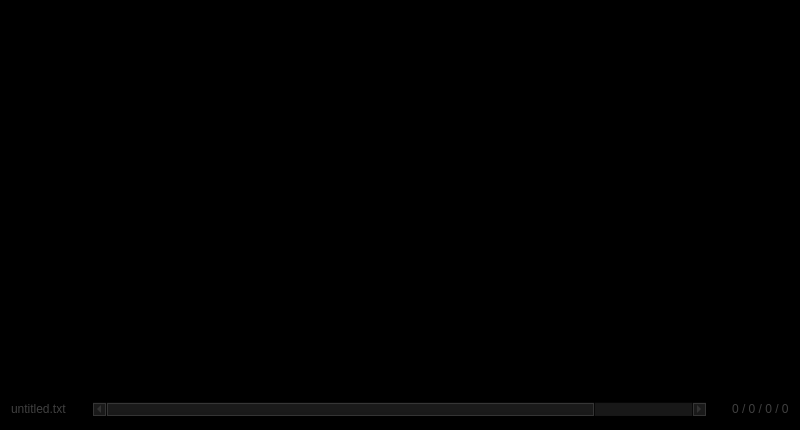
Above: ui/textroom.ui from ShadowIce/textroom before the change. Below: the same form after it.
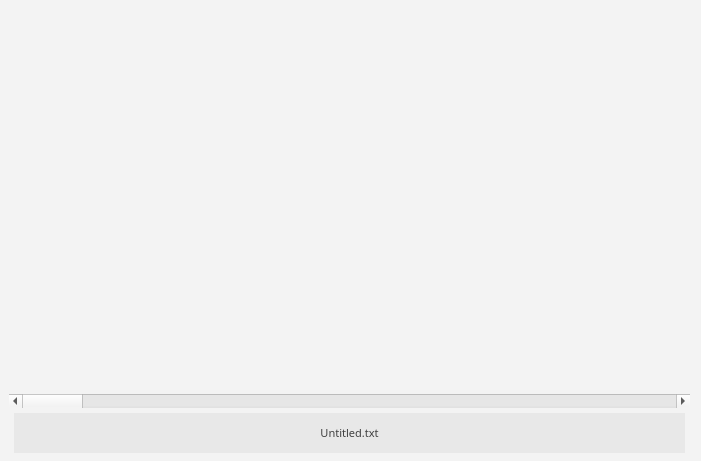
That is the form after the change.

Diff of the .ui file:
```diff
--- a/ui/textroom.ui
+++ b/ui/textroom.ui
@@ -5,8 +5,8 @@
    <rect>
     <x>0</x>
     <y>0</y>
-    <width>800</width>
-    <height>430</height>
+    <width>701</width>
+    <height>461</height>
    </rect>
   </property>
   <property name="palette" >
@@ -24,9 +24,9 @@
      <colorrole role="Window" >
       <brush brushstyle="SolidPattern" >
        <color alpha="255" >
-        <red>0</red>
-        <green>0</green>
-        <blue>0</blue>
+        <red>243</red>
+        <green>243</green>
+        <blue>243</blue>
        </color>
       </brush>
      </colorrole>
@@ -44,9 +44,9 @@
      <colorrole role="Window" >
       <brush brushstyle="SolidPattern" >
        <color alpha="255" >
-        <red>0</red>
-        <green>0</green>
-        <blue>0</blue>
+        <red>243</red>
+        <green>243</green>
+        <blue>243</blue>
        </color>
       </brush>
      </colorrole>
@@ -55,24 +55,29 @@
      <colorrole role="Base" >
       <brush brushstyle="SolidPattern" >
        <color alpha="255" >
-        <red>0</red>
-        <green>0</green>
-        <blue>0</blue>
+        <red>243</red>
+        <green>243</green>
+        <blue>243</blue>
        </color>
       </brush>
      </colorrole>
      <colorrole role="Window" >
       <brush brushstyle="SolidPattern" >
        <color alpha="255" >
-        <red>0</red>
-        <green>0</green>
-        <blue>0</blue>
+        <red>243</red>
+        <green>243</green>
+        <blue>243</blue>
        </color>
       </brush>
      </colorrole>
     </disabled>
    </palette>
   </property>
+  <property name="font" >
+   <font>
+    <pointsize>10</pointsize>
+   </font>
+  </property>
   <property name="windowTitle" >
    <string>TextRoom</string>
   </property>
@@ -80,39 +85,60 @@
    <bool>true</bool>
   </property>
   <layout class="QVBoxLayout" >
+   <property name="spacing" >
+    <number>0</number>
+   </property>
+   <property name="leftMargin" >
+    <number>9</number>
+   </property>
+   <property name="topMargin" >
+    <number>9</number>
+   </property>
+   <property name="bottomMargin" >
+    <number>3</number>
+   </property>
+   <item>
+    <spacer name="topSpacer" >
+     <property name="orientation" >
+      <enum>Qt::Vertical</enum>
+     </property>
+     <property name="sizeHint" stdset="0" >
+      <size>
+       <width>20</width>
+       <height>0</height>
+      </size>
+     </property>
+    </spacer>
+   </item>
    <item>
     <layout class="QHBoxLayout" >
      <property name="spacing" >
       <number>0</number>
      </property>
-     <item>
-      <spacer>
-       <property name="orientation" >
-        <enum>Qt::Horizontal</enum>
-       </property>
-       <property name="sizeType" >
-        <enum>QSizePolicy::Minimum</enum>
-       </property>
-       <property name="sizeHint" >
-        <size>
-         <width>150</width>
-         <height>20</height>
-        </size>
-       </property>
-      </spacer>
-     </item>
      <item>
       <widget class="QTextEdit" name="textEdit" >
+       <property name="sizePolicy" >
+        <sizepolicy vsizetype="Expanding" hsizetype="Expanding" >
+         <horstretch>0</horstretch>
+         <verstretch>0</verstretch>
+        </sizepolicy>
+       </property>
        <property name="minimumSize" >
         <size>
          <width>320</width>
-         <height>0</height>
+         <height>360</height>
         </size>
        </property>
        <property name="maximumSize" >
         <size>
-         <width>640</width>
-         <height>16777215</height>
+         <width>3000</width>
+         <height>3000</height>
+        </size>
+       </property>
+       <property name="sizeIncrement" >
+        <size>
+         <width>1</width>
+         <height>1</height>
         </size>
        </property>
        <property name="baseSize" >
@@ -186,7 +212,10 @@
         </palette>
        </property>
        <property name="font" >
-        <font/>
+        <font>
+         <family>Monospace</family>
+         <pointsize>11</pointsize>
+        </font>
        </property>
        <property name="contextMenuPolicy" >
         <enum>Qt::DefaultContextMenu</enum>
@@ -194,6 +223,12 @@
        <property name="autoFillBackground" >
         <bool>true</bool>
        </property>
+       <property name="styleSheet" >
+        <string notr="true" />
+       </property>
+       <property name="locale" >
+        <locale country="UnitedStates" language="English" />
+       </property>
        <property name="frameShape" >
         <enum>QFrame::NoFrame</enum>
        </property>
@@ -210,7 +245,7 @@
         <enum>Qt::ScrollBarAlwaysOff</enum>
        </property>
        <property name="horizontalScrollBarPolicy" >
-        <enum>Qt::ScrollBarAsNeeded</enum>
+        <enum>Qt::ScrollBarAlwaysOff</enum>
        </property>
        <property name="autoFormatting" >
         <set>QTextEdit::AutoNone</set>
@@ -219,10 +254,11 @@
         <enum>QTextEdit::WidgetWidth</enum>
        </property>
        <property name="html" >
-        <string>&lt;html>&lt;head>&lt;meta name="qrichtext" content="1" />&lt;style type="text/css">
+        <string>&lt;!DOCTYPE HTML PUBLIC "-//W3C//DTD HTML 4.0//EN" "http://www.w3.org/TR/REC-html40/strict.dtd">
+&lt;html>&lt;head>&lt;meta name="qrichtext" content="1" />&lt;style type="text/css">
 p, li { white-space: pre-wrap; }
-&lt;/style>&lt;/head>&lt;body style=" font-family:'Tahoma'; font-size:10pt; font-weight:400; font-style:normal;">
-&lt;p style="-qt-paragraph-type:empty; margin-top:0px; margin-bottom:0px; margin-left:0px; margin-right:0px; -qt-block-indent:0; text-indent:0px; font-family:'Monospace';">&lt;/p>&lt;/body>&lt;/html></string>
+&lt;/style>&lt;/head>&lt;body style=" font-family:'Monospace'; font-size:11pt; font-weight:400; font-style:normal;">
+&lt;p style="-qt-paragraph-type:empty; margin-top:0px; margin-bottom:0px; margin-left:0px; margin-right:0px; -qt-block-indent:0; text-indent:0px; font-family:'Sans Serif'; font-size:9pt;">&lt;/p>&lt;/body>&lt;/html></string>
        </property>
        <property name="tabStopWidth" >
         <number>50</number>
@@ -235,265 +271,168 @@
        </property>
       </widget>
      </item>
-     <item>
-      <spacer>
-       <property name="orientation" >
-        <enum>Qt::Horizontal</enum>
-       </property>
-       <property name="sizeType" >
-        <enum>QSizePolicy::Minimum</enum>
-       </property>
-       <property name="sizeHint" >
-        <size>
-         <width>150</width>
-         <height>20</height>
-        </size>
-       </property>
-      </spacer>
-     </item>
     </layout>
    </item>
+   <item>
+    <spacer name="bottomSpacer" >
+     <property name="orientation" >
+      <enum>Qt::Vertical</enum>
+     </property>
+     <property name="sizeHint" stdset="0" >
+      <size>
+       <width>20</width>
+       <height>0</height>
+      </size>
+     </property>
+    </spacer>
+   </item>
+   <item>
+    <widget class="QScrollBar" name="horizontalSlider" >
+     <property name="orientation" >
+      <enum>Qt::Horizontal</enum>
+     </property>
+    </widget>
+   </item>
    <item>
     <layout class="QHBoxLayout" >
-     <item>
-      <widget class="QLabel" name="label" >
-       <property name="palette" >
-        <palette>
-         <active>
-          <colorrole role="WindowText" >
-           <brush brushstyle="SolidPattern" >
-            <color alpha="255" >
-             <red>64</red>
-             <green>64</green>
-             <blue>64</blue>
-            </color>
-           </brush>
-          </colorrole>
-          <colorrole role="Base" >
-           <brush brushstyle="SolidPattern" >
-            <color alpha="255" >
-             <red>0</red>
-             <green>0</green>
-             <blue>0</blue>
-            </color>
-           </brush>
-          </colorrole>
-         </active>
-         <inactive>
-          <colorrole role="WindowText" >
-           <brush brushstyle="SolidPattern" >
-            <color alpha="255" >
-             <red>64</red>
-             <green>64</green>
-             <blue>64</blue>
-            </color>
-           </brush>
-          </colorrole>
-          <colorrole role="Base" >
-           <brush brushstyle="SolidPattern" >
-            <color alpha="255" >
-             <red>0</red>
-             <green>0</green>
-             <blue>0</blue>
-            </color>
-           </brush>
-          </colorrole>
-         </inactive>
-         <disabled>
-          <colorrole role="WindowText" >
-           <brush brushstyle="SolidPattern" >
-            <color alpha="255" >
-             <red>128</red>
-             <green>128</green>
-             <blue>128</blue>
-            </color>
-           </brush>
-          </colorrole>
-          <colorrole role="Base" >
-           <brush brushstyle="SolidPattern" >
-            <color alpha="255" >
-             <red>0</red>
-             <green>0</green>
-             <blue>0</blue>
-            </color>
-           </brush>
-          </colorrole>
-         </disabled>
-        </palette>
-       </property>
-       <property name="font" >
-        <font/>
-       </property>
-       <property name="autoFillBackground" >
-        <bool>true</bool>
-       </property>
-       <property name="text" >
-        <string>untitled.txt</string>
-       </property>
-      </widget>
-     </item>
-     <item>
-      <spacer>
-       <property name="orientation" >
-        <enum>Qt::Horizontal</enum>
-       </property>
-       <property name="sizeType" >
-        <enum>QSizePolicy::MinimumExpanding</enum>
-       </property>
-       <property name="sizeHint" >
-        <size>
-         <width>20</width>
-         <height>20</height>
-        </size>
-       </property>
-      </spacer>
-     </item>
-     <item>
-      <widget class="QScrollBar" name="horizontalSlider" >
-       <property name="sizePolicy" >
-        <sizepolicy vsizetype="Fixed" hsizetype="Expanding" >
-         <horstretch>224</horstretch>
-         <verstretch>0</verstretch>
-        </sizepolicy>
-       </property>
-       <property name="minimumSize" >
-        <size>
-         <width>320</width>
-         <height>0</height>
-        </size>
-       </property>
-       <property name="maximumSize" >
-        <size>
-         <width>16777215</width>
-         <height>16777215</height>
-        </size>
-       </property>
-       <property name="palette" >
-        <palette>
-         <active>
-          <colorrole role="WindowText" >
-           <brush brushstyle="SolidPattern" >
-            <color alpha="255" >
-             <red>64</red>
-             <green>64</green>
-             <blue>64</blue>
-            </color>
-           </brush>
-          </colorrole>
-          <colorrole role="Button" >
-           <brush brushstyle="SolidPattern" >
-            <color alpha="255" >
-             <red>20</red>
-             <green>20</green>
-             <blue>20</blue>
-            </color>
-           </brush>
-          </colorrole>
-          <colorrole role="Base" >
-           <brush brushstyle="SolidPattern" >
-            <color alpha="255" >
-             <red>0</red>
-             <green>0</green>
-             <blue>0</blue>
-            </color>
-           </brush>
-          </colorrole>
-         </active>
-         <inactive>
-          <colorrole role="WindowText" >
-           <brush brushstyle="SolidPattern" >
-            <color alpha="255" >
-             <red>64</red>
-             <green>64</green>
-             <blue>64</blue>
-            </color>
-           </brush>
-          </colorrole>
-          <colorrole role="Button" >
-           <brush brushstyle="SolidPattern" >
-            <color alpha="255" >
-             <red>20</red>
-             <green>20</green>
-             <blue>20</blue>
-            </color>
-           </brush>
-          </colorrole>
-          <colorrole role="Base" >
-           <brush brushstyle="SolidPattern" >
-            <color alpha="255" >
-             <red>0</red>
-             <green>0</green>
-             <blue>0</blue>
-            </color>
-           </brush>
-          </colorrole>
-         </inactive>
-         <disabled>
-          <colorrole role="WindowText" >
-           <brush brushstyle="SolidPattern" >
-            <color alpha="255" >
-             <red>128</red>
-             <green>128</green>
-             <blue>128</blue>
-            </color>
-           </brush>
-          </colorrole>
-          <colorrole role="Button" >
-           <brush brushstyle="SolidPattern" >
-            <color alpha="255" >
-             <red>20</red>
-             <green>20</green>
-             <blue>20</blue>
-            </color>
-           </brush>
-          </colorrole>
-          <colorrole role="Base" >
-           <brush brushstyle="SolidPattern" >
-            <color alpha="255" >
-             <red>64</red>
-             <green>64</green>
-             <blue>64</blue>
-            </color>
-           </brush>
-          </colorrole>
-         </disabled>
-        </palette>
-       </property>
-       <property name="autoFillBackground" >
-        <bool>false</bool>
-       </property>
-       <property name="maximum" >
-        <number>2</number>
-       </property>
-       <property name="singleStep" >
-        <number>20</number>
-       </property>
-       <property name="orientation" >
-        <enum>Qt::Horizontal</enum>
-       </property>
-      </widget>
-     </item>
-     <item>
-      <spacer>
-       <property name="orientation" >
-        <enum>Qt::Horizontal</enum>
-       </property>
-       <property name="sizeType" >
-        <enum>QSizePolicy::MinimumExpanding</enum>
-       </property>
-       <property name="sizeHint" >
-        <size>
-         <width>20</width>
-         <height>20</height>
-        </size>
-       </property>
-      </spacer>
-     </item>
+     <property name="spacing" >
+      <number>0</number>
+     </property>
+     <property name="sizeConstraint" >
+      <enum>QLayout::SetDefaultConstraint</enum>
+     </property>
+     <property name="margin" >
+      <number>5</number>
+     </property>
      <item>
       <widget class="QLabel" name="statsLabel" >
+       <property name="minimumSize" >
+        <size>
+         <width>0</width>
+         <height>40</height>
+        </size>
+       </property>
+       <property name="maximumSize" >
+        <size>
+         <width>16777215</width>
+         <height>40</height>
+        </size>
+       </property>
        <property name="palette" >
         <palette>
          <active>
+          <colorrole role="Base" >
+           <brush brushstyle="SolidPattern" >
+            <color alpha="255" >
+             <red>255</red>
+             <green>255</green>
+             <blue>255</blue>
+            </color>
+           </brush>
+          </colorrole>
+          <colorrole role="Window" >
+           <brush brushstyle="SolidPattern" >
+            <color alpha="255" >
+             <red>232</red>
+             <green>232</green>
+             <blue>232</blue>
+            </color>
+           </brush>
+          </colorrole>
+         </active>
+         <inactive>
+          <colorrole role="Base" >
+           <brush brushstyle="SolidPattern" >
+            <color alpha="255" >
+             <red>255</red>
+             <green>255</green>
+             <blue>255</blue>
+            </color>
+           </brush>
+          </colorrole>
+          <colorrole role="Window" >
+           <brush brushstyle="SolidPattern" >
+            <color alpha="255" >
+             <red>232</red>
+             <green>232</green>
+             <blue>232</blue>
+            </color>
+           </brush>
+          </colorrole>
+         </inactive>
+         <disabled>
+          <colorrole role="Base" >
+           <brush brushstyle="SolidPattern" >
+            <color alpha="255" >
+             <red>232</red>
+             <green>232</green>
+             <blue>232</blue>
+            </color>
+           </brush>
+          </colorrole>
+          <colorrole role="Window" >
+           <brush brushstyle="SolidPattern" >
+            <color alpha="255" >
+             <red>232</red>
+             <green>232</green>
+             <blue>232</blue>
+            </color>
+           </brush>
+          </colorrole>
+         </disabled>
+        </palette>
+       </property>
+       <property name="font" >
+        <font>
+         <pointsize>8</pointsize>
+        </font>
+       </property>
+       <property name="autoFillBackground" >
+        <bool>true</bool>
+       </property>
+       <property name="styleSheet" >
+        <string notr="true" />
+       </property>
+       <property name="locale" >
+        <locale country="UnitedStates" language="English" />
+       </property>
+       <property name="frameShape" >
+        <enum>QFrame::Panel</enum>
+       </property>
+       <property name="frameShadow" >
+        <enum>QFrame::Plain</enum>
+       </property>
+       <property name="lineWidth" >
+        <number>0</number>
+       </property>
+       <property name="text" >
+        <string/>
+       </property>
+       <property name="alignment" >
+        <set>Qt::AlignLeading|Qt::AlignLeft|Qt::AlignVCenter</set>
+       </property>
+       <property name="margin" >
+        <number>10</number>
+       </property>
+      </widget>
+     </item>
+     <item>
+      <widget class="QLabel" name="label" >
+       <property name="minimumSize" >
+        <size>
+         <width>0</width>
+         <height>40</height>
+        </size>
+       </property>
+       <property name="maximumSize" >
+        <size>
+         <width>16777215</width>
+         <height>40</height>
+        </size>
+       </property>
+       <property name="palette" >
+        <palette>
+         <active>
           <colorrole role="WindowText" >
            <brush brushstyle="SolidPattern" >
             <color alpha="255" >
@@ -512,6 +451,15 @@
             </color>
            </brush>
           </colorrole>
+          <colorrole role="Window" >
+           <brush brushstyle="SolidPattern" >
+            <color alpha="255" >
+             <red>232</red>
+             <green>232</green>
+             <blue>232</blue>
+            </color>
+           </brush>
+          </colorrole>
          </active>
          <inactive>
           <colorrole role="WindowText" >
@@ -532,6 +480,15 @@
             </color>
            </brush>
           </colorrole>
+          <colorrole role="Window" >
+           <brush brushstyle="SolidPattern" >
+            <color alpha="255" >
+             <red>232</red>
+             <green>232</green>
+             <blue>232</blue>
+            </color>
+           </brush>
+          </colorrole>
          </inactive>
          <disabled>
           <colorrole role="WindowText" >
@@ -552,11 +509,157 @@
             </color>
            </brush>
           </colorrole>
+          <colorrole role="Window" >
+           <brush brushstyle="SolidPattern" >
+            <color alpha="255" >
+             <red>232</red>
+             <green>232</green>
+             <blue>232</blue>
+            </color>
+           </brush>
+          </colorrole>
          </disabled>
         </palette>
        </property>
        <property name="font" >
-        <font/>
+        <font>
+         <family>Sans Serif</family>
+         <pointsize>8</pointsize>
+        </font>
+       </property>
+       <property name="autoFillBackground" >
+        <bool>true</bool>
+       </property>
+       <property name="styleSheet" >
+        <string notr="true" />
+       </property>
+       <property name="frameShape" >
+        <enum>QFrame::Panel</enum>
+       </property>
+       <property name="lineWidth" >
+        <number>0</number>
+       </property>
+       <property name="text" >
+        <string>Untitled.txt</string>
+       </property>
+       <property name="alignment" >
+        <set>Qt::AlignCenter</set>
+       </property>
+       <property name="margin" >
+        <number>10</number>
+       </property>
+      </widget>
+     </item>
+     <item>
+      <widget class="QLabel" name="deadlineLabel" >
+       <property name="minimumSize" >
+        <size>
+         <width>0</width>
+         <height>40</height>
+        </size>
+       </property>
+       <property name="maximumSize" >
+        <size>
+         <width>16777215</width>
+         <height>40</height>
+        </size>
+       </property>
+       <property name="palette" >
+        <palette>
+         <active>
+          <colorrole role="WindowText" >
+           <brush brushstyle="SolidPattern" >
+            <color alpha="255" >
+             <red>64</red>
+             <green>64</green>
+             <blue>64</blue>
+            </color>
+           </brush>
+          </colorrole>
+          <colorrole role="Base" >
+           <brush brushstyle="SolidPattern" >
+            <color alpha="255" >
+             <red>0</red>
+             <green>0</green>
+             <blue>0</blue>
+            </color>
+           </brush>
+          </colorrole>
+          <colorrole role="Window" >
+           <brush brushstyle="SolidPattern" >
+            <color alpha="255" >
+             <red>232</red>
+             <green>232</green>
+             <blue>232</blue>
+            </color>
+           </brush>
+          </colorrole>
+         </active>
+         <inactive>
+          <colorrole role="WindowText" >
+           <brush brushstyle="SolidPattern" >
+            <color alpha="255" >
+             <red>64</red>
+             <green>64</green>
+             <blue>64</blue>
+            </color>
+           </brush>
+          </colorrole>
+          <colorrole role="Base" >
+           <brush brushstyle="SolidPattern" >
+            <color alpha="255" >
+             <red>0</red>
+             <green>0</green>
+             <blue>0</blue>
+            </color>
+           </brush>
+          </colorrole>
+          <colorrole role="Window" >
+           <brush brushstyle="SolidPattern" >
+            <color alpha="255" >
+             <red>232</red>
+             <green>232</green>
+             <blue>232</blue>
+            </color>
+           </brush>
+          </colorrole>
+         </inactive>
+         <disabled>
+          <colorrole role="WindowText" >
+           <brush brushstyle="SolidPattern" >
+            <color alpha="255" >
+             <red>128</red>
+             <green>128</green>
+             <blue>128</blue>
+            </color>
+           </brush>
+          </colorrole>
+          <colorrole role="Base" >
+           <brush brushstyle="SolidPattern" >
+            <color alpha="255" >
+             <red>0</red>
+             <green>0</green>
+             <blue>0</blue>
+            </color>
+           </brush>
+          </colorrole>
+          <colorrole role="Window" >
+           <brush brushstyle="SolidPattern" >
+            <color alpha="255" >
+             <red>232</red>
+             <green>232</green>
+             <blue>232</blue>
+            </color>
+           </brush>
+          </colorrole>
+         </disabled>
+        </palette>
+       </property>
+       <property name="font" >
+        <font>
+         <family>Sans Serif</family>
+         <pointsize>8</pointsize>
+        </font>
        </property>
        <property name="layoutDirection" >
         <enum>Qt::LeftToRight</enum>
@@ -564,8 +667,23 @@
        <property name="autoFillBackground" >
         <bool>true</bool>
        </property>
+       <property name="styleSheet" >
+        <string notr="true" />
+       </property>
+       <property name="frameShape" >
+        <enum>QFrame::Panel</enum>
+       </property>
+       <property name="lineWidth" >
+        <number>0</number>
+       </property>
        <property name="text" >
-        <string>0 / 0 / 0 / 0</string>
+        <string/>
+       </property>
+       <property name="alignment" >
+        <set>Qt::AlignRight|Qt::AlignTrailing|Qt::AlignVCenter</set>
+       </property>
+       <property name="margin" >
+        <number>10</number>
        </property>
       </widget>
      </item>
```
Left out of the diff: 14 changed lines with no effect on the pictures.
